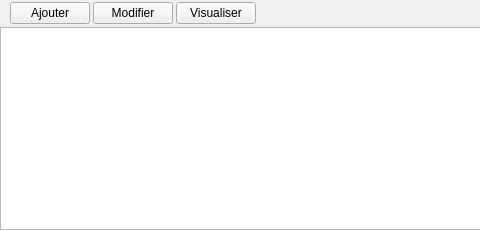
AlexandreGirardin/ProjetAnalyse, file InfoDynamiqueQt/Vues/fragment.ui: the form before one commit; both pictures show x 0 to 480 and y 0 to 230 of the 859 by 230 pixel window.
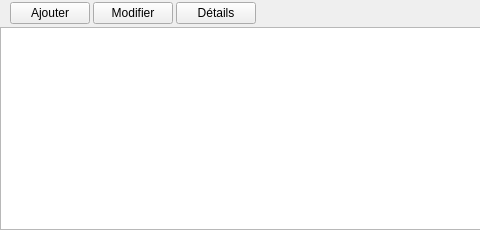
The form after the commit. Icons and pictures are not drawn.

The edit to the form file:
```diff
--- a/InfoDynamiqueQt/Vues/fragment.ui
+++ b/InfoDynamiqueQt/Vues/fragment.ui
@@ -72,7 +72,7 @@
      <item>
       <widget class="QPushButton" name="boutonVoir">
        <property name="text">
-        <string>Visualiser</string>
+        <string>Détails</string>
        </property>
        <property name="icon">
         <iconset resource="../ressources.qrc">
```
Left out of the diff: 18 changed lines with no effect on the pictures.
